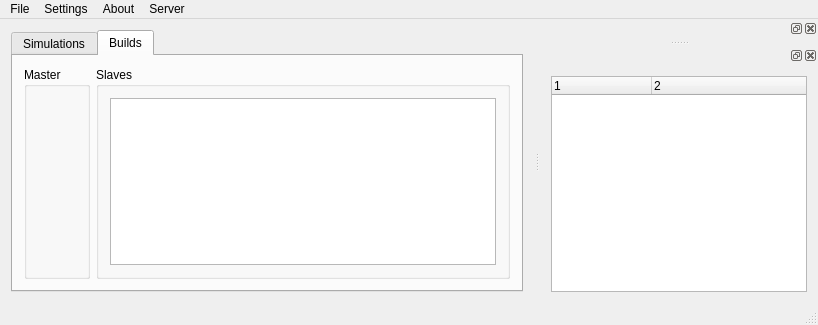
hhvvkk/COS301DistrobutedApplicationManger, file AppMan/mainform.ui: the form before one commit.
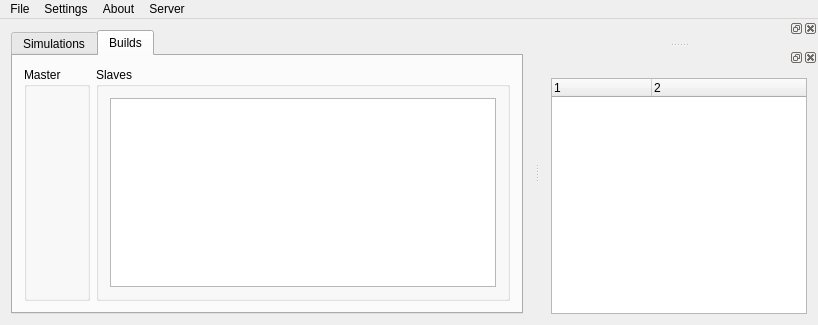
The form after the commit. The open tabs and pages were chosen to show the change. Icons and pictures are not drawn.

```diff
--- a/AppMan/mainform.ui
+++ b/AppMan/mainform.ui
@@ -20,6 +20,9 @@
    <iconset resource="images.qrc">
     <normaloff>:/images/images/ALogo.png</normaloff>:/images/images/ALogo.png</iconset>
   </property>
+  <property name="styleSheet">
+   <string notr="true"/>
+  </property>
   <widget class="QWidget" name="centralWidget">
    <layout class="QGridLayout" name="gridLayout_2">
     <item row="0" column="0">
@@ -195,11 +198,6 @@
    <addaction name="menuAbout"/>
    <addaction name="menuStartServer"/>
   </widget>
-  <widget class="QStatusBar" name="statusBar">
-   <property name="statusTip">
-    <string>Program Status Here</string>
-   </property>
-  </widget>
   <widget class="QDockWidget" name="dockWidgetProperty">
    <attribute name="dockWidgetArea">
     <number>2</number>
```
Left out of the diff: 4 changed lines with no effect on the pictures.
